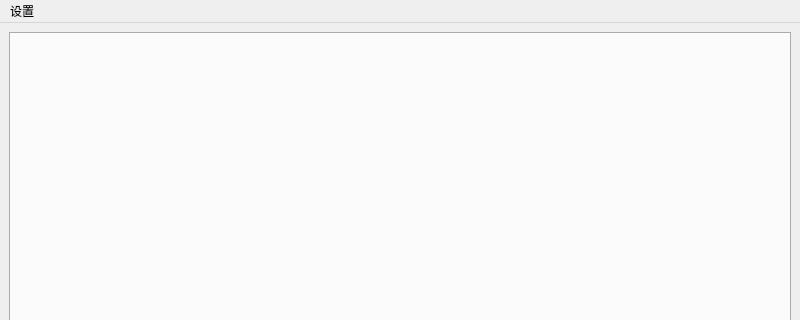
This is UI/MCHelperMainWindow.ui in mmcNYT/MCHelper as Qt 5 draws it before an edit; both pictures show x 0 to 800 and y 0 to 320 of the 800 by 600 pixel window. The edited form follows.
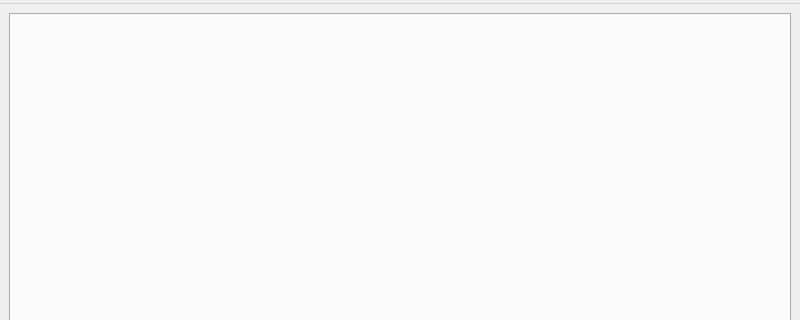
This is the edited form.

Commit message: 添加了设置窗口（未实现功能）

```diff
--- a/UI/MCHelperMainWindow.ui
+++ b/UI/MCHelperMainWindow.ui
@@ -44,7 +44,7 @@
    </property>
    <widget class="QMenu" name="menu">
     <property name="title">
-     <string>设置</string>
+     <string/>
     </property>
    </widget>
    <addaction name="menu"/>
```
Left out of the diff: 6 changed lines with no effect on the pictures. The commit also changes 5 other files.
